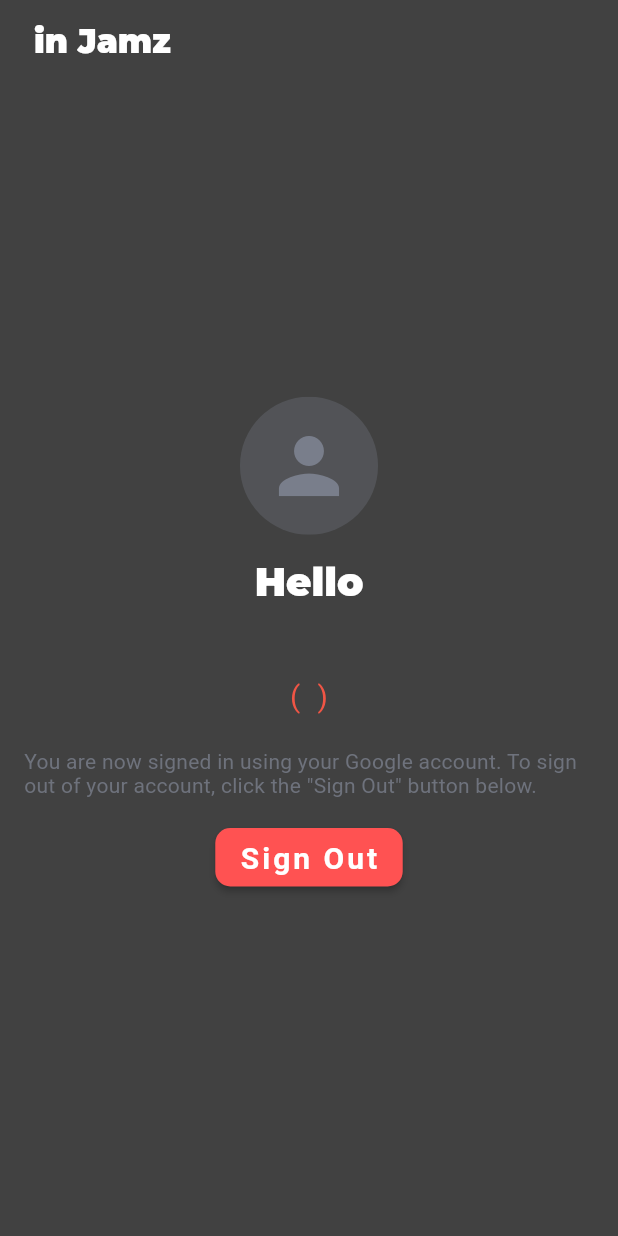
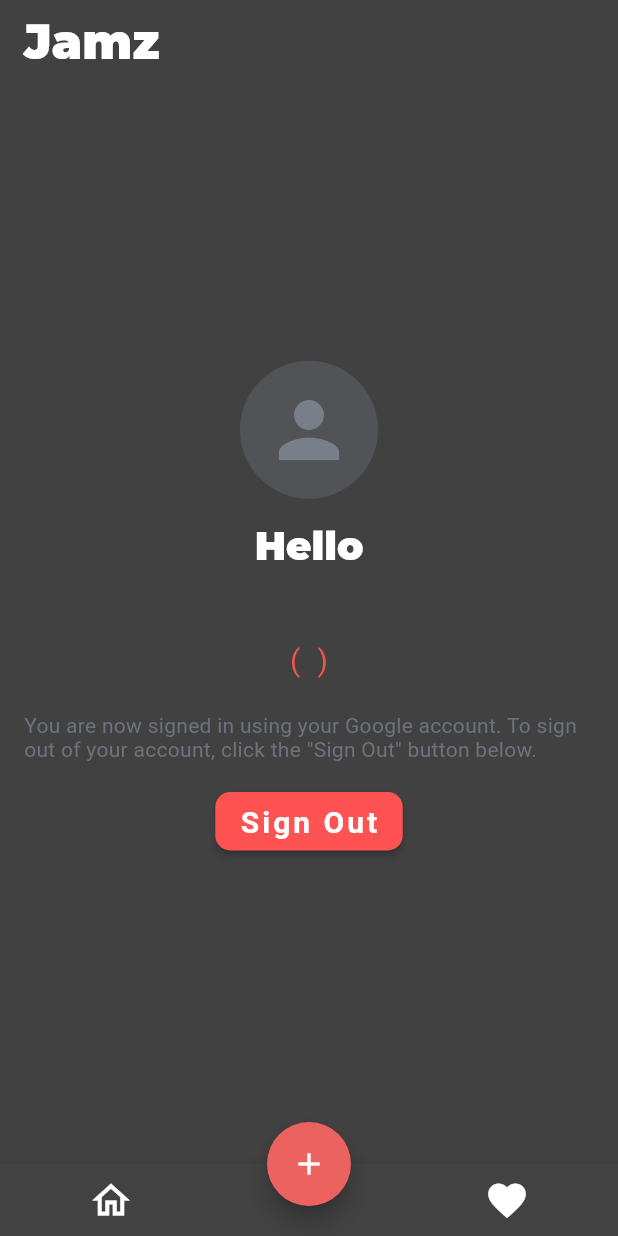
Before and after one commit to swabbass/Jamz, a Flutter app: the UserInfoScreen screen opened directly with empty values, on a phone screen of 412 x 824 dp. Run offline on Flutter 3.47's test engine with Material 2 defaults, Android fonts, the phone set to English and light mode, and no system bars; our stand-ins replace firebase_auth, firebase_core, google_fonts, google_sign_in; accounts and stored records are empty.

```diff
--- a/lib/main.dart
+++ b/lib/main.dart
@@ -1,5 +1,6 @@
 import 'package:flutter/material.dart';
 import 'package:progressions/widgets/KnowledgeBasePage.dart';
+import 'package:progressions/widgets/login/HomeScreen.dart';
 import 'package:progressions/widgets/login/sign_in_screen.dart';
 
 import 'widgets/jam/CreateJamScreen.dart';
@@ -25,6 +26,7 @@ class MyApp extends StatelessWidget {
 
       // home: CreateJamScreen(),
       home: SignInScreen(),
+      // home: HomeScreen(),
     );
   }
 }
--- a/lib/widgets/login/user_info_screen.dart
+++ b/lib/widgets/login/user_info_screen.dart
@@ -2,6 +2,8 @@ import 'package:firebase_auth/firebase_auth.dart';
 import 'package:flutter/cupertino.dart';
 import 'package:flutter/material.dart';
 import 'package:progressions/models/authentication.dart';
+import 'package:progressions/widgets/jam/CreateJamScreen.dart';
+import 'package:progressions/widgets/login/HomeScreen.dart';
 import 'package:progressions/widgets/login/sign_in_screen.dart';
 
 import '../StyledTitleText.dart';
@@ -54,8 +56,10 @@ class _UserInfoScreenState extends State<UserInfoScreen> {
       appBar: AppBar(
         elevation: 0,
         backgroundColor: Color(0xFF414141),
-        title: StyledText(_user.displayName! + " in Jamz",
-            TextStyle(fontWeight: FontWeight.w900, fontSize: 22)),
+        // title: StyledText(_user.displayName! + " in Jamz",
+        //     TextStyle(fontWeight: FontWeight.w900, fontSize: 22)),
+        title: StyledText(
+            "Jamz", TextStyle(fontWeight: FontWeight.w900, fontSize: 32)),
       ),
       body: SafeArea(
         child: Padding(
@@ -176,6 +180,45 @@ class _UserInfoScreenState extends State<UserInfoScreen> {
           ),
         ),
       ),
+      bottomNavigationBar: BottomAppBar(
+        child: Row(
+          children: [
+            SizedBox(
+              width: 50.0,
+            ),
+            IconButton(
+              icon: Icon(Icons.home_outlined),
+              iconSize: 30.0,
+              onPressed: () {
+                Navigator.of(context).pushReplacement(
+                  MaterialPageRoute(
+                      builder: (context) => HomeScreen(user: _user)),
+                );
+              },
+            ),
+            Spacer(),
+            SizedBox(
+              width: 15.0,
+            ),
+            IconButton(
+              icon: Icon(Icons.favorite),
+              iconSize: 30.0,
+              onPressed: () => print("favorite pressed"),
+            ),
+            SizedBox(
+              width: 50.0,
+            ),
+          ],
+        ),
+      ),
+      floatingActionButton: FloatingActionButton(
+          child: Icon(Icons.add),
+          onPressed: () {
+            Navigator.of(context).pushReplacement(
+              MaterialPageRoute(builder: (context) => CreateJamScreen()),
+            );
+          }),
+      floatingActionButtonLocation: FloatingActionButtonLocation.centerDocked,
     );
   }
 }
--- a/pubspec.yaml
+++ b/pubspec.yaml
@@ -34,6 +34,8 @@ dependencies:
   firebase_core: ^1.1.0
   firebase_auth: ^1.1.2
   google_sign_in: ^5.0.2
+  # material_design_icons_flutter: 4.0.5855
+
   # flutter_facebook_auth: ^3.3.3+1
 
 dev_dependencies:
```
Also changed, not shown: lib/widgets/login/HomeScreen.dart (added, +95 -0 lines), assets/fb_logo.png (deleted), assets/user_32.png (added), assets/user_64.png (added).
